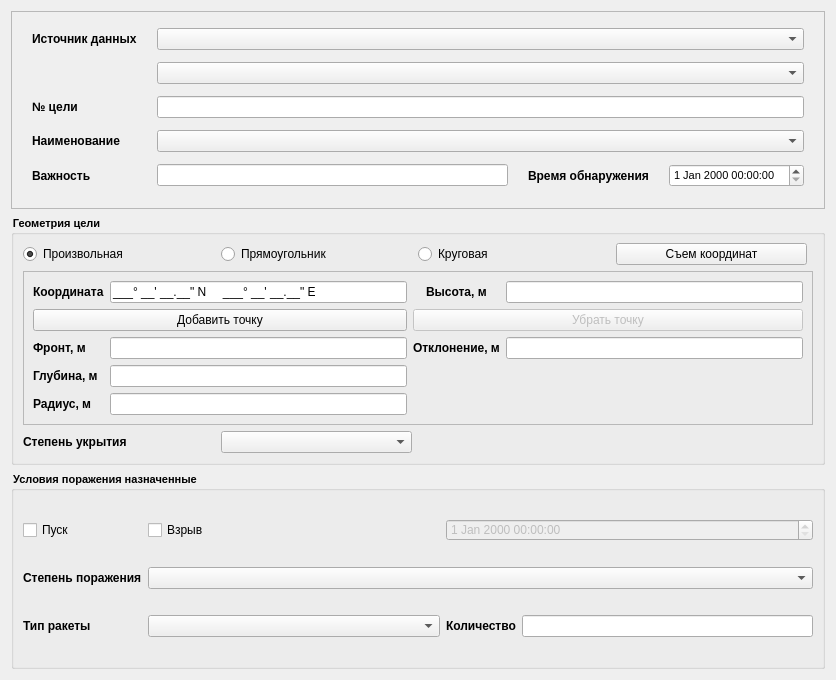
Old version of the form hittargets.ui in the repository rymarchik/InitState.
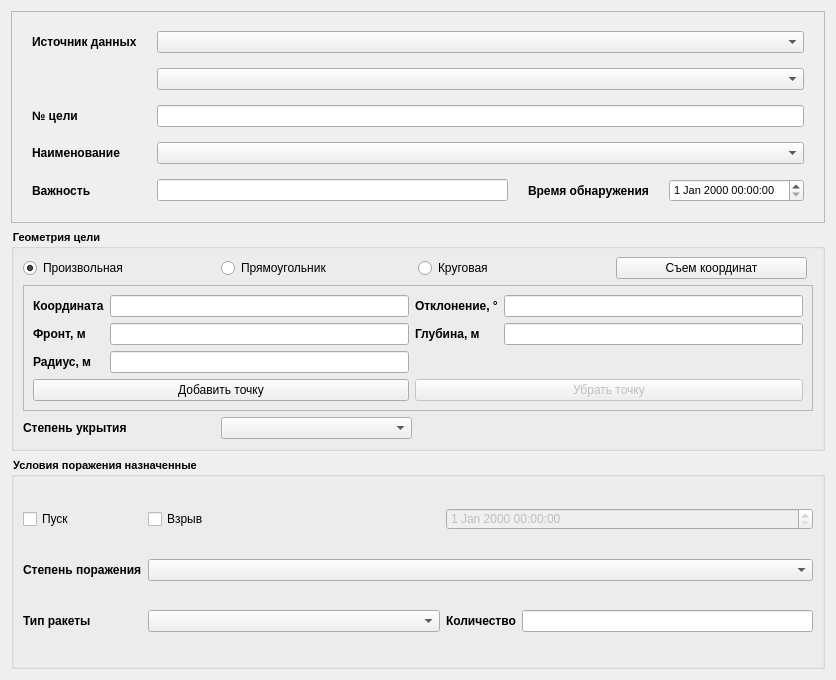
New version of the form.

The edit to the form file:
```diff
--- a/hittargets.ui
+++ b/hittargets.ui
@@ -321,26 +321,6 @@
          <enum>QFrame::Plain</enum>
         </property>
         <layout class="QGridLayout" name="coordinatesLayout">
-         <item row="4" column="0">
-          <widget class="QLabel" name="depthLbl">
-           <property name="font">
-            <font>
-             <pointsize>9</pointsize>
-             <weight>75</weight>
-             <bold>true</bold>
-            </font>
-           </property>
-           <property name="text">
-            <string>Глубина, м</string>
-           </property>
-           <property name="alignment">
-            <set>Qt::AlignLeading|Qt::AlignLeft|Qt::AlignVCenter</set>
-           </property>
-           <property name="margin">
-            <number>5</number>
-           </property>
-          </widget>
-         </item>
          <item row="0" column="0" alignment="Qt::AlignHCenter">
           <widget class="QLabel" name="coordinateLbl">
            <property name="sizePolicy">
@@ -361,48 +341,6 @@
            </property>
           </widget>
          </item>
-         <item row="0" column="2" alignment="Qt::AlignHCenter">
-          <widget class="QLabel" name="heightLbl">
-           <property name="sizePolicy">
-            <sizepolicy hsizetype="Expanding" vsizetype="Preferred">
-             <horstretch>0</horstretch>
-             <verstretch>0</verstretch>
-            </sizepolicy>
-           </property>
-           <property name="font">
-            <font>
-             <pointsize>9</pointsize>
-             <weight>75</weight>
-             <bold>true</bold>
-            </font>
-           </property>
-           <property name="text">
-            <string>Высота, м</string>
-           </property>
-           <property name="alignment">
-            <set>Qt::AlignLeading|Qt::AlignLeft|Qt::AlignVCenter</set>
-           </property>
-           <property name="margin">
-            <number>0</number>
-           </property>
-          </widget>
-         </item>
-         <item row="0" column="3">
-          <widget class="QLineEdit" name="heightLE">
-           <property name="sizePolicy">
-            <sizepolicy hsizetype="Expanding" vsizetype="Fixed">
-             <horstretch>0</horstretch>
-             <verstretch>0</verstretch>
-            </sizepolicy>
-           </property>
-           <property name="font">
-            <font>
-             <weight>50</weight>
-             <bold>false</bold>
-            </font>
-           </property>
-          </widget>
-         </item>
          <item row="0" column="1">
           <widget class="QLineEdit" name="coordinateLE">
            <property name="sizePolicy">
@@ -419,11 +357,11 @@
             </font>
            </property>
            <property name="inputMask">
-            <string>B99° 99' 99.99\&quot; \N     B99° 99' 99.99\&quot; E;_</string>
+            <string/>
            </property>
           </widget>
          </item>
-         <item row="3" column="0">
+         <item row="4" column="0">
           <widget class="QLabel" name="frontLbl">
            <property name="font">
             <font>
@@ -443,7 +381,17 @@
            </property>
           </widget>
          </item>
-         <item row="3" column="2">
+         <item row="4" column="1">
+          <widget class="QLineEdit" name="frontLE">
+           <property name="font">
+            <font>
+             <weight>50</weight>
+             <bold>false</bold>
+            </font>
+           </property>
+          </widget>
+         </item>
+         <item row="0" column="2">
           <widget class="QLabel" name="deviationLbl">
            <property name="font">
             <font>
@@ -453,7 +401,7 @@
             </font>
            </property>
            <property name="text">
-            <string>Отклонение, м</string>
+            <string>Отклонение, °</string>
            </property>
            <property name="alignment">
             <set>Qt::AlignLeading|Qt::AlignLeft|Qt::AlignVCenter</set>
@@ -463,7 +411,40 @@
            </property>
           </widget>
          </item>
-         <item row="3" column="3">
+         <item row="4" column="3">
+          <widget class="QLineEdit" name="depthLE">
+           <property name="font">
+            <font>
+             <weight>50</weight>
+             <bold>false</bold>
+            </font>
+           </property>
+          </widget>
+         </item>
+         <item row="10" column="0" colspan="2">
+          <layout class="QVBoxLayout" name="extraCoordinatesLayout"/>
+         </item>
+         <item row="4" column="2">
+          <widget class="QLabel" name="depthLbl">
+           <property name="font">
+            <font>
+             <pointsize>9</pointsize>
+             <weight>75</weight>
+             <bold>true</bold>
+            </font>
+           </property>
+           <property name="text">
+            <string>Глубина, м</string>
+           </property>
+           <property name="alignment">
+            <set>Qt::AlignLeading|Qt::AlignLeft|Qt::AlignVCenter</set>
+           </property>
+           <property name="margin">
+            <number>5</number>
+           </property>
+          </widget>
+         </item>
+         <item row="0" column="3">
           <widget class="QLineEdit" name="deviationLE">
            <property name="font">
             <font>
@@ -473,27 +454,7 @@
            </property>
           </widget>
          </item>
-         <item row="5" column="0">
-          <widget class="QLabel" name="radiusLbl">
-           <property name="font">
-            <font>
-             <pointsize>9</pointsize>
-             <weight>75</weight>
-             <bold>true</bold>
-            </font>
-           </property>
-           <property name="text">
-            <string>Радиус, м</string>
-           </property>
-           <property name="alignment">
-            <set>Qt::AlignLeading|Qt::AlignLeft|Qt::AlignVCenter</set>
-           </property>
-           <property name="margin">
-            <number>5</number>
-           </property>
-          </widget>
-         </item>
-         <item row="2" column="2" colspan="2">
+         <item row="11" column="2" colspan="2">
           <widget class="QPushButton" name="removePointBtn">
            <property name="enabled">
             <bool>false</bool>
@@ -509,7 +470,7 @@
            </property>
           </widget>
          </item>
-         <item row="2" column="0" colspan="2">
+         <item row="11" column="0" colspan="2">
           <widget class="QPushButton" name="addPointBtn">
            <property name="font">
             <font>
@@ -522,20 +483,27 @@
            </property>
           </widget>
          </item>
-         <item row="1" column="0" colspan="4">
-          <layout class="QVBoxLayout" name="extraCoordinatesLayout"/>
-         </item>
-         <item row="3" column="1">
-          <widget class="QLineEdit" name="frontLE">
+         <item row="7" column="0">
+          <widget class="QLabel" name="radiusLbl">
            <property name="font">
             <font>
-             <weight>50</weight>
-             <bold>false</bold>
+             <pointsize>9</pointsize>
+             <weight>75</weight>
+             <bold>true</bold>
             </font>
            </property>
+           <property name="text">
+            <string>Радиус, м</string>
+           </property>
+           <property name="alignment">
+            <set>Qt::AlignLeading|Qt::AlignLeft|Qt::AlignVCenter</set>
+           </property>
+           <property name="margin">
+            <number>5</number>
+           </property>
           </widget>
          </item>
-         <item row="5" column="1">
+         <item row="7" column="1">
           <widget class="QLineEdit" name="radiusLE">
            <property name="font">
             <font>
@@ -545,16 +513,6 @@
            </property>
           </widget>
          </item>
-         <item row="4" column="1">
-          <widget class="QLineEdit" name="depthLE">
-           <property name="font">
-            <font>
-             <weight>50</weight>
-             <bold>false</bold>
-            </font>
-           </property>
-          </widget>
-         </item>
         </layout>
         <zorder>heightLE</zorder>
         <zorder>heightLbl</zorder>
```
Left out of the diff: 84 changed lines with no effect on the pictures.
